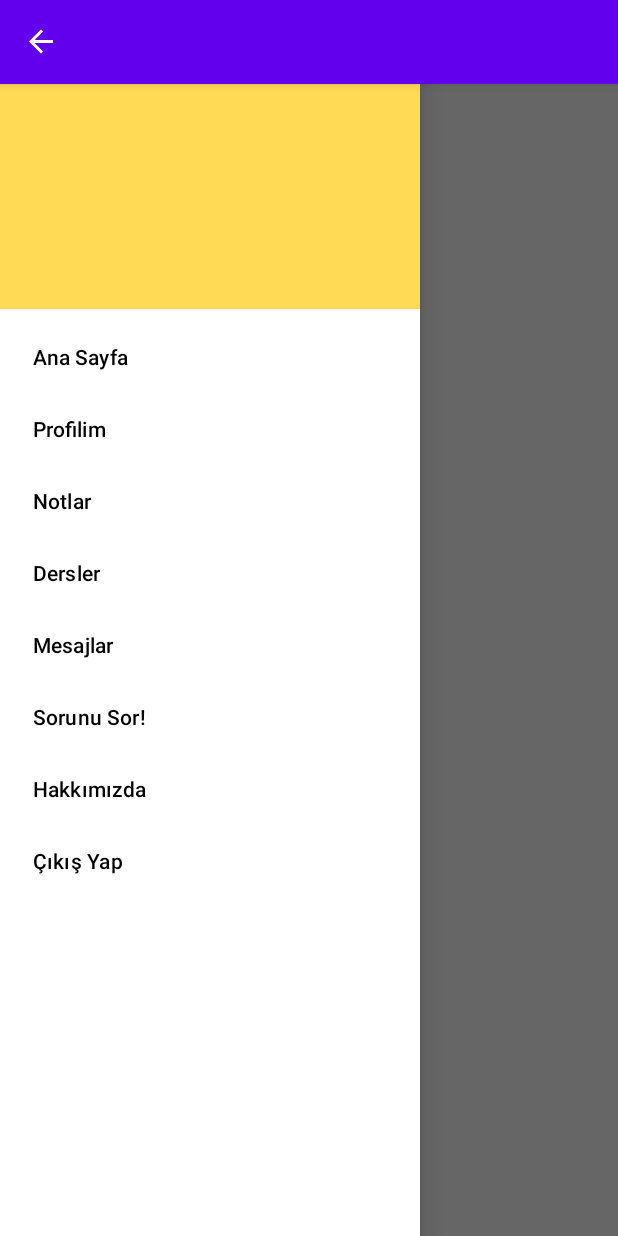
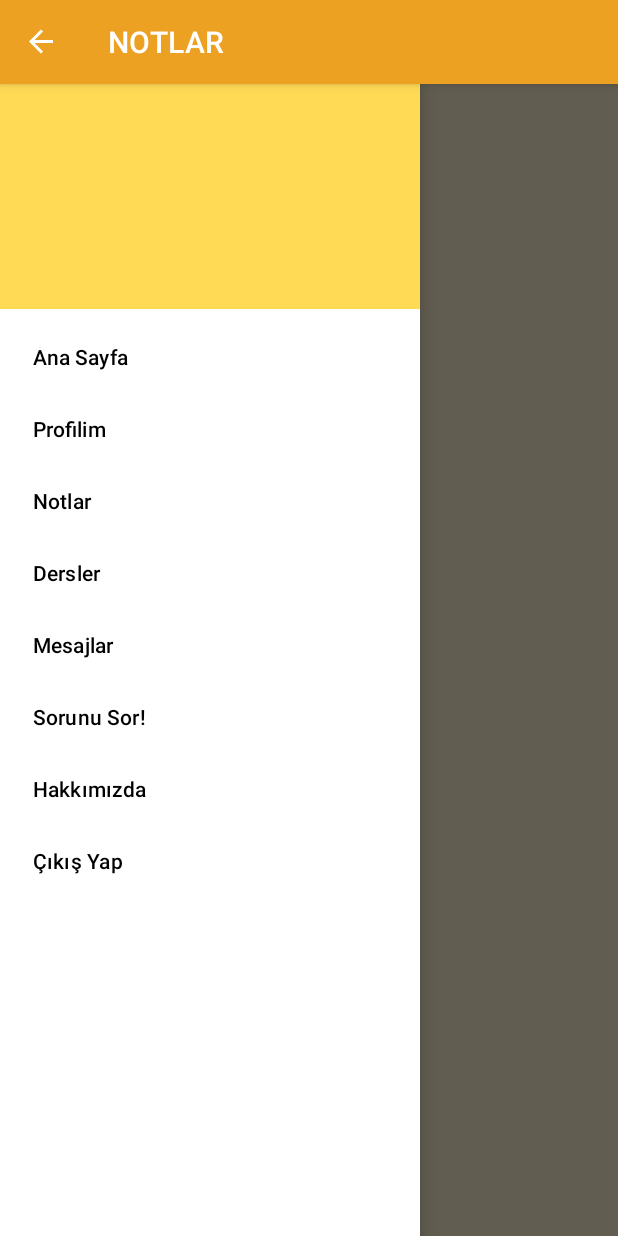
Before and after one commit to edasinar/bitirme_projesi, an Android app: the NotesActivity screen opened directly, with no data from a screen before it, with the side drawer open, on a phone screen of 412 x 824 dp. Run offline under Robolectric (Android 15) with nearby library versions, the phone set to English and light mode, and no system bars; our stand-ins replace Firebase (no records; nobody signed in at launch, a user with empty details on screens opened directly).

Commit message:
ders, mesaj ve notlar ekranının tasarımı bitti

```diff
--- a/app/src/main/java/com/edasinar/online_lab/NotesActivity.kt
+++ b/app/src/main/java/com/edasinar/online_lab/NotesActivity.kt
@@ -1,9 +1,12 @@
 package com.edasinar.online_lab
 
 import android.content.Intent
+import android.graphics.Color
+import android.graphics.drawable.ColorDrawable
 import android.os.Bundle
 import android.view.MenuItem
 import android.view.View
+import androidx.appcompat.app.ActionBar
 import androidx.appcompat.app.ActionBarDrawerToggle
 import androidx.appcompat.app.AppCompatActivity
 import androidx.recyclerview.widget.GridLayoutManager
@@ -28,7 +31,7 @@ class NotesActivity : AppCompatActivity() {
     override fun onCreate(savedInstanceState: Bundle?) {
         super.onCreate(savedInstanceState)
         binding = ActivityNotesBinding.inflate(layoutInflater)
-        val view: View = binding.getRoot()
+        val view: View = binding.root
         setContentView(view)
 
         auth = Firebase.auth
@@ -38,13 +41,13 @@ class NotesActivity : AppCompatActivity() {
             val notesList = nameOfDocs.map { it } as ArrayList<Notes>
             val adapter = NotesAdapter(notesList)
             val layoutManager = GridLayoutManager(this, 2)
-            binding.recyclerView.setLayoutManager(layoutManager)
-            binding.recyclerView.setAdapter(adapter)
+            binding.recyclerView.layoutManager = layoutManager
+            binding.recyclerView.adapter = adapter
         }
-        supportActionBar!!.setTitle("")
+        supportActionBar!!.title = "NOTLAR"
         navListener()
+        actionBarColor()
         supportActionBar!!.setDisplayHomeAsUpEnabled(true)
-
         toggle = ActionBarDrawerToggle(
             this@NotesActivity,
             binding.drawerLayout,
@@ -53,6 +56,12 @@ class NotesActivity : AppCompatActivity() {
         )
         binding.drawerLayout.addDrawerListener(toggle)
         toggle.syncState()
+    }
+
+    private fun actionBarColor() {
+        val actionBar: ActionBar? = supportActionBar
+        val colorDrawable = ColorDrawable(Color.parseColor("#EDA123"))
+        actionBar?.setBackgroundDrawable(colorDrawable)
     }
 
     private fun navListener() {
--- a/app/src/main/res/layout/activity_lessons.xml
+++ b/app/src/main/res/layout/activity_lessons.xml
@@ -5,6 +5,7 @@
     android:layout_width="match_parent"
     android:layout_height="match_parent"
     android:id="@+id/drawerLayout"
+    android:background="@color/activity_bacground"
     tools:context=".LessonsActivity">
 
     <androidx.constraintlayout.widget.ConstraintLayout
--- a/app/src/main/res/layout/activity_messages.xml
+++ b/app/src/main/res/layout/activity_messages.xml
@@ -5,6 +5,7 @@
     android:layout_width="match_parent"
     android:layout_height="match_parent"
     android:id="@+id/drawerLayout"
+    android:background="@color/activity_bacground"
     tools:context=".MessagesActivity">
 
     <androidx.constraintlayout.widget.ConstraintLayout
--- a/app/src/main/res/layout/activity_notes.xml
+++ b/app/src/main/res/layout/activity_notes.xml
@@ -5,6 +5,7 @@
     android:layout_width="match_parent"
     android:layout_height="match_parent"
     android:id="@+id/drawerLayout"
+    android:background="@color/activity_bacground"
     tools:context=".NotesActivity">
 
     <androidx.constraintlayout.widget.ConstraintLayout
--- a/app/src/main/res/layout/card_layout.xml
+++ b/app/src/main/res/layout/card_layout.xml
@@ -13,6 +13,7 @@
     <LinearLayout
         android:layout_width="match_parent"
         android:layout_height="wrap_content"
+        android:background="#AAE3B393"
         android:orientation="vertical">
 
         <ImageView
@@ -20,7 +21,7 @@
             android:layout_width="100dp"
             android:layout_height="100dp"
             android:layout_gravity="center"
-            android:src="@mipmap/ic_launcher" />
+            android:src="@drawable/kimya" />
 
         <TextView
             android:id="@+id/titleName"
```
Also changed, not shown: app/src/main/java/com/edasinar/online_lab/LessonsActivity.kt (+11 -2 lines), app/src/main/java/com/edasinar/online_lab/MessagesActivity.kt (+11 -2 lines), app/src/main/res/drawable/kimya.png (added).
